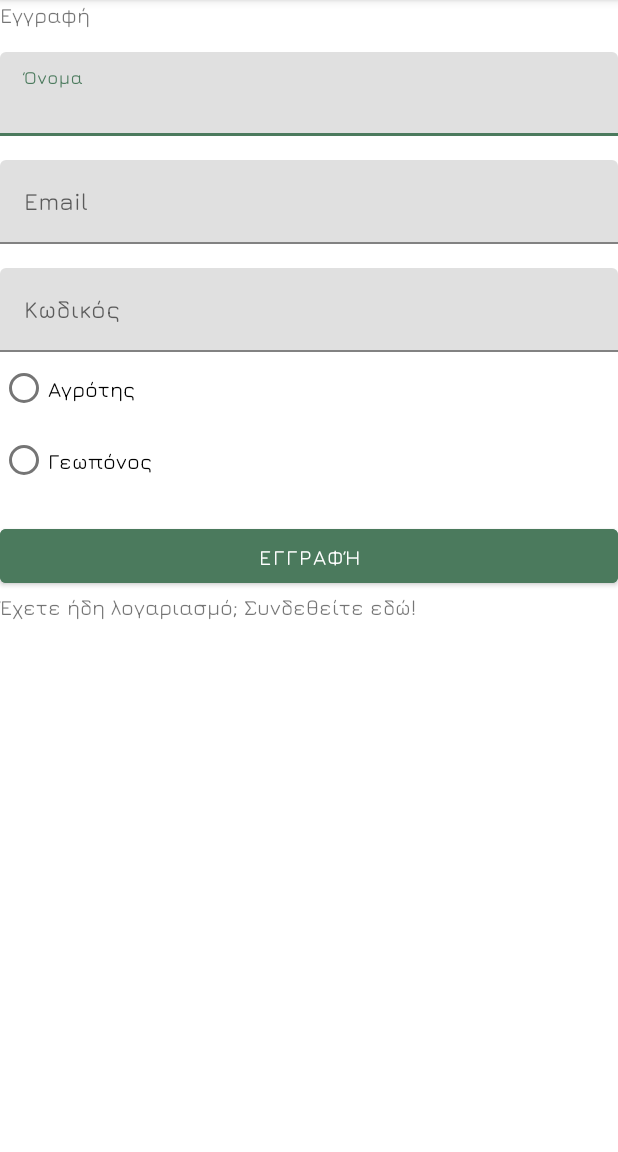
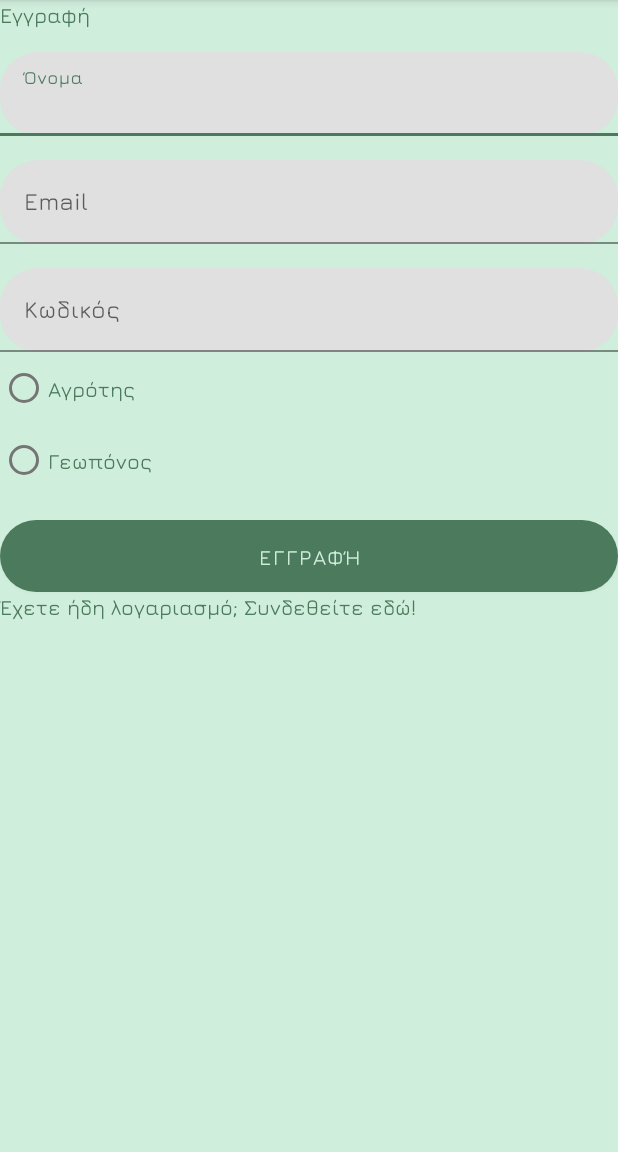
Before and after one commit to katerinaarf/OliveTheory, an Android app: the screen it shows after launch (SignUpActivity), on a phone screen of 412 x 824 dp, the part 84-1236 px from its top. Run offline under Robolectric (Android 15) with nearby library versions, the phone set to English and light mode, and no system bars; our stand-ins replace Firebase (no records; nobody signed in at launch, a user with empty details on screens opened directly).

Commit message:
forum mallon?

```diff
--- a/app/src/main/AndroidManifest.xml
+++ b/app/src/main/AndroidManifest.xml
@@ -6,6 +6,8 @@
     <!-- Permissions -->
     <uses-permission android:name="android.permission.ACCESS_FINE_LOCATION" />
     <uses-permission android:name="android.permission.ACCESS_COARSE_LOCATION" />
+    <uses-permission android:name="android.permission.ACCESS_NETWORK_STATE" />
+    <uses-permission android:name="android.permission.ACCESS_WIFI_STATE" />
     <uses-permission android:name="android.permission.INTERNET" />
 
     <application
--- a/app/src/main/res/layout/activity_log_out.xml
+++ b/app/src/main/res/layout/activity_log_out.xml
@@ -24,6 +24,7 @@
     <Button
         android:text="@string/logοut"
         android:id="@+id/logout"
+        android:background="@drawable/custom_button"
         android:layout_width="wrap_content"
         android:layout_height="wrap_content"/>
 
--- a/app/src/main/res/layout/layout_sign_up.xml
+++ b/app/src/main/res/layout/layout_sign_up.xml
@@ -3,13 +3,17 @@
     xmlns:app="http://schemas.android.com/apk/res-auto"
     xmlns:tools="http://schemas.android.com/tools"
     android:id="@+id/main"
+    android:background="@color/second"
     android:layout_width="match_parent"
     android:layout_height="match_parent"
     android:orientation="vertical"
     tools:context=".SignUpActivity">
 
+
+
     <TextView
         android:text="@string/signup"
+        android:textColor="@color/first"
         android:layout_gravity="center"
         android:layout_width="match_parent"
         android:layout_height="wrap_content"/>
@@ -20,6 +24,8 @@
 
         <com.google.android.material.textfield.TextInputEditText
             android:id="@+id/nameEditText"
+            android:background="@drawable/custom_edittext"
+            android:textColor="@color/first"
             android:layout_width="match_parent"
             android:layout_height="wrap_content"
             android:layout_below="@id/nameEditText"
@@ -37,6 +43,8 @@
             android:layout_width="match_parent"
             android:layout_height="wrap_content"
             android:layout_below="@id/nameEditText"
+            android:background="@drawable/custom_edittext"
+            android:textColor="@color/first"
             android:layout_marginTop="16dp"
             android:hint="Email"
             android:minHeight="48dp" />
@@ -50,6 +58,8 @@
             android:id="@+id/passwordEditText"
             android:layout_width="match_parent"
             android:layout_height="wrap_content"
+            android:background="@drawable/custom_edittext"
+            android:textColor="@color/first"
             android:layout_below="@id/nameEditText"
             android:layout_marginTop="16dp"
             android:hint="Κωδικός"
@@ -67,13 +77,15 @@
             android:id="@+id/farmerRadioButton"
             android:layout_width="wrap_content"
             android:layout_height="wrap_content"
+            android:textColor="@color/first"
             android:text="Αγρότης"/>
 
         <com.google.android.material.radiobutton.MaterialRadioButton
             android:id="@+id/expertRadioButton"
             android:layout_width="wrap_content"
             android:layout_height="wrap_content"
-            android:text="Γεωπόνος"/>
+            android:text="Γεωπόνος"
+            android:textColor="@color/first" />
     </RadioGroup>
 
     <ProgressBar
@@ -88,11 +100,14 @@
         android:layout_height="wrap_content"
         android:layout_below="@id/expertRadioButton"
         android:layout_marginTop="16dp"
+        android:background="@drawable/custom_edittext"
+        android:textColor="@color/second"
         android:backgroundTint="#4B7A5D"
         android:text="Εγγραφή" />
 
     <TextView
         android:id="@+id/loginNow"
+        android:textColor="@color/first"
         android:text="Έχετε ήδη λογαριασμό; Συνδεθείτε εδώ!"
         android:layout_width="match_parent"
         android:layout_height="match_parent"/>
```
Also changed, not shown: app/src/main/res/layout/activity_login.xml (+8 -0 lines).
